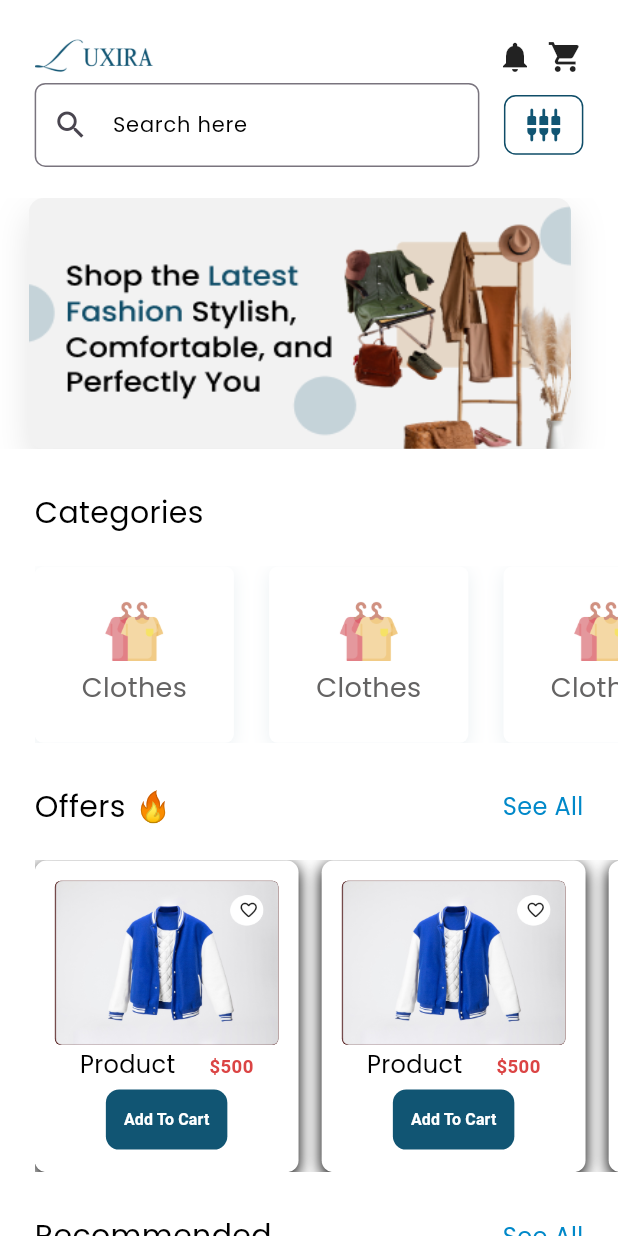
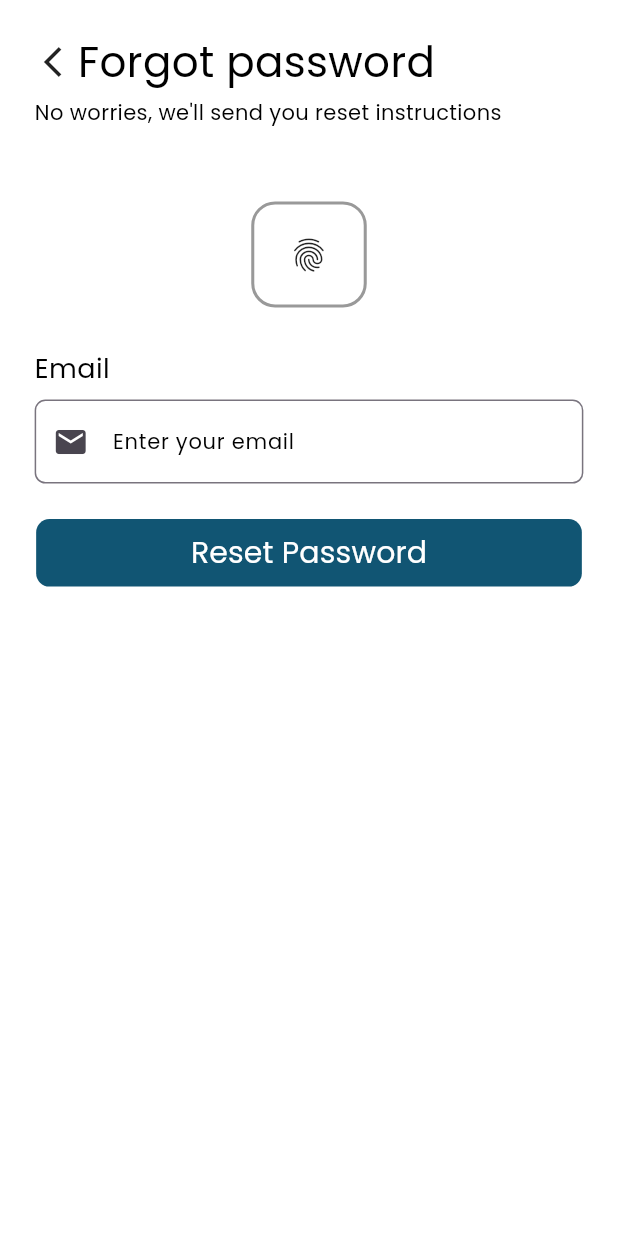
Before and after one commit to Omar20041223/G-Camp-e-commerce-app, a Flutter app: the screen it shows after launch, on a phone screen of 412 x 824 dp. Run offline on Flutter 3.47's test engine with Material 3 defaults, Android fonts, the phone set to English and light mode, and no system bars; drawn by our look-alikes of carousel_slider; our stand-ins replace device_preview, flutter_animate, flutter_hooks, flutter_screenutil, flutter_svg, go_router and 1 more; project files that could hold a hidden picture were left out.

Commit message:
complete forget password view

```diff
--- a/lib/core/utils/app_router.dart
+++ b/lib/core/utils/app_router.dart
@@ -1,4 +1,5 @@
 import 'package:go_router/go_router.dart';
+import 'package:luxira_app/features/auth/presentation/views/forget_password_view.dart';
 import 'package:luxira_app/features/auth/presentation/views/register_view.dart';
 import 'package:luxira_app/features/home/presentation/views/home_view.dart';
 import '../../features/onboarding/ui/views/onborading_view.dart';
@@ -10,7 +11,7 @@ abstract class AppRouter {
 
   static final router = GoRouter(
     routes: [
-      GoRoute(path: '/', builder: (context, state) => const HomeView()),
+      GoRoute(path: '/', builder: (context, state) => const ForgetPasswordView()),
       GoRoute(
         path: '/onboardingView',
         builder: (context, state) => const OnboardingView(),
--- a/lib/core/widgets/custom_button.dart
+++ b/lib/core/widgets/custom_button.dart
@@ -59,7 +59,9 @@ class CustomButton extends StatelessWidget {
           child: Center(
             child: Text(
               text,
-              style: textStyle ?? AppStyles.bold13,
+              style: textStyle ?? AppStyles.w50020.copyWith(
+                color: Colors.white
+              ),
             ),
           ),
         ),
--- /dev/null
+++ b/lib/features/auth/presentation/views/forget_password_view.dart
@@ -0,0 +1,13 @@
+import 'package:flutter/material.dart';
+import 'package:luxira_app/features/auth/presentation/views/widgets/register_widgets/forget_password_body.dart';
+class ForgetPasswordView extends StatelessWidget {
+  const ForgetPasswordView({super.key});
+
+  @override
+  Widget build(BuildContext context) {
+    return Scaffold(
+      backgroundColor: Colors.white,
+      body: SafeArea(child: ForgetPasswordBody()),
+    );
+  }
+}
--- a/lib/features/auth/presentation/views/widgets/register_widgets/register_header.dart
+++ b/lib/features/auth/presentation/views/widgets/auth_header.dart
@@ -2,9 +2,13 @@ import 'package:flutter/material.dart';
 import 'package:flutter_screenutil/flutter_screenutil.dart';
 import 'package:go_router/go_router.dart';
 
-import '../../../../../../core/utils/app_styles.dart';
-class RegisterHeader extends StatelessWidget {
-  const RegisterHeader({super.key});
+import '../../../../../core/utils/app_styles.dart';
+
+class AuthHeader extends StatelessWidget {
+  const AuthHeader({super.key, required this.title, required this.subTitle});
+
+  final String title;
+  final String subTitle;
 
   @override
   Widget build(BuildContext context) {
@@ -13,23 +17,23 @@ class RegisterHeader extends StatelessWidget {
       children: [
         Row(
           children: [
-            IconButton(
-                onPressed: () {
+            GestureDetector(
+                onTap: () {
                   GoRouter.of(context).pop();
                 },
-                icon: Icon(Icons.arrow_back_ios_new)),
+                child: Icon(Icons.arrow_back_ios_new)),
             5.horizontalSpace,
             Text(
-              "Register",
+              title,
               style: AppStyles.bold28,
             ),
           ],
         ),
         4.verticalSpace,
         Text(
-          "Welcome ! please enter your details.",
+          subTitle,
           style: AppStyles.regular14.copyWith(
-            color: Colors.black..withAlpha(120),
+            color: Colors.black..withValues(alpha: .47),
           ),
         ),
       ],
--- /dev/null
+++ b/lib/features/auth/presentation/views/widgets/register_widgets/forget_password_body.dart
@@ -0,0 +1,35 @@
+import 'package:flutter/material.dart';
+import 'package:flutter_screenutil/flutter_screenutil.dart';
+import 'package:luxira_app/core/widgets/custom_button.dart';
+import 'package:luxira_app/features/auth/presentation/views/widgets/auth_header.dart';
+import 'package:luxira_app/features/auth/presentation/views/widgets/auth_text_field.dart';
+class ForgetPasswordBody extends StatelessWidget {
+  const ForgetPasswordBody({super.key});
+
+  @override
+  Widget build(BuildContext context) {
+    return Padding(
+      padding: EdgeInsets.symmetric(horizontal: 24.0.w),
+      child: Column(
+        children: [
+          24.verticalSpace,
+          AuthHeader(title: "Forgot password", subTitle: "No worries, we'll send you reset instructions"),
+          56.verticalSpace,
+          Container(
+            width: 80.w,
+            height: 80.h,
+            decoration: BoxDecoration(
+              borderRadius: BorderRadius.circular(18.r),
+              border: Border.all(color: Colors.black.withValues(alpha: .4),width: 2.29.sp)
+            ),
+            child: Icon(Icons.fingerprint,size: 30.sp,),
+          ),
+          32.verticalSpace,
+          AuthTextField(headerText: "Email", hintText: "Enter your email", textInputType: TextInputType.emailAddress, iconData: Icons.email),
+          24.verticalSpace,
+          CustomButton(text: "Reset Password",onPressed: (){},)
+        ],
+      ),
+    );
+  }
+}
--- a/lib/features/auth/presentation/views/widgets/register_widgets/register_body.dart
+++ b/lib/features/auth/presentation/views/widgets/register_widgets/register_body.dart
@@ -4,7 +4,7 @@ import 'package:flutter_screenutil/flutter_screenutil.dart';
 import 'package:luxira_app/core/utils/app_styles.dart';
 import 'package:luxira_app/core/widgets/custom_button.dart';
 import 'package:luxira_app/features/auth/presentation/views/widgets/auth_footer.dart';
-import 'package:luxira_app/features/auth/presentation/views/widgets/register_widgets/register_header.dart';
+import 'package:luxira_app/features/auth/presentation/views/widgets/auth_header.dart';
 import 'package:luxira_app/features/auth/presentation/views/widgets/register_widgets/register_text_fields.dart';
 
 class RegisterBody extends StatelessWidget {
@@ -18,7 +18,7 @@ class RegisterBody extends StatelessWidget {
         child: Column(
           children: [
             24.verticalSpace,
-            const RegisterHeader(),
+            const AuthHeader(title: "Register", subTitle: "Welcome ! please enter your details.",),
             24.verticalSpace,
             RegisterTextFields(),
             32.verticalSpace,
```
